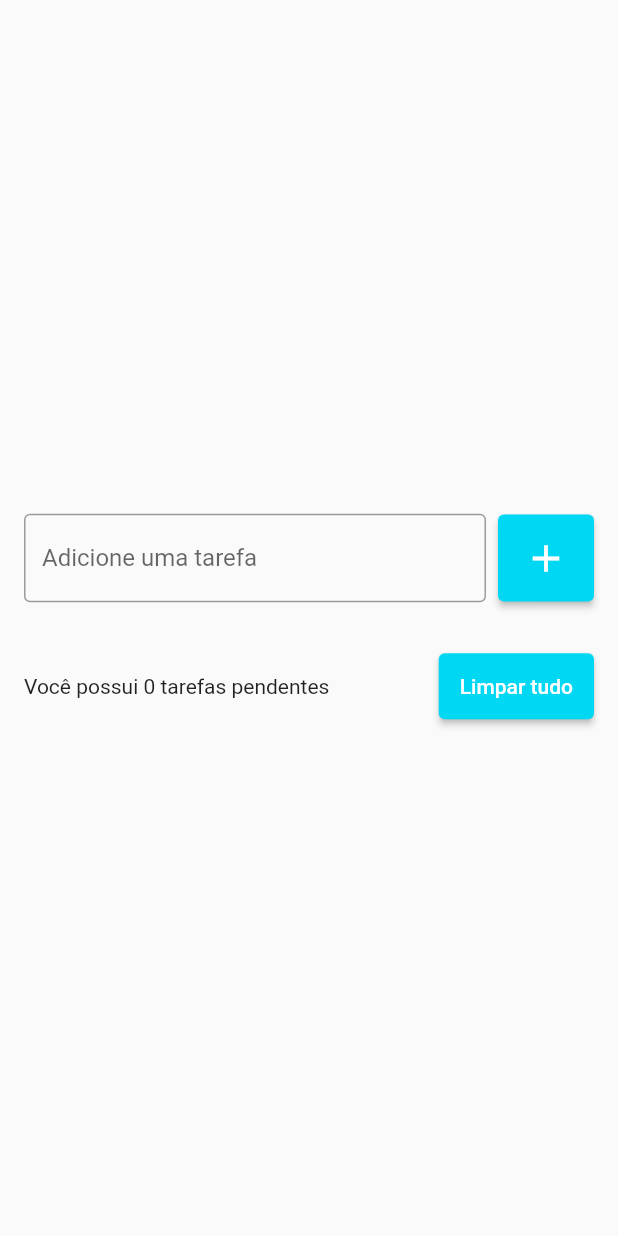
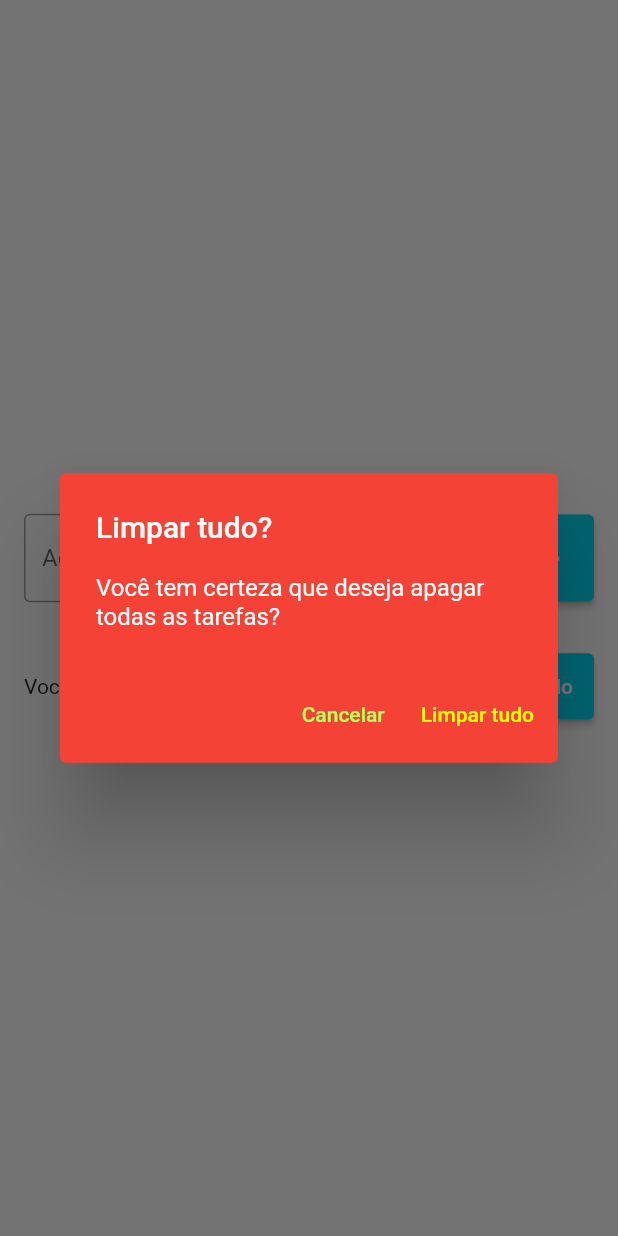
Before and after one commit to malufreirejau/todolistflutter, a Flutter app: the screen it shows after launch, after a tap on "Limpar tudo", on a phone screen of 412 x 824 dp. Run offline on Flutter 3.47's test engine with Material 2 defaults, Android fonts, the phone set to English and light mode, and no system bars; our stand-ins replace flutter_slidable.

Commit message:
deleting all tasks

```diff
--- a/lib/pages/todo_list_page.dart
+++ b/lib/pages/todo_list_page.dart
@@ -48,7 +48,6 @@ class _TodoListPageState extends State<TodoListPage> {
                           Todo newTodo = Todo(
                             title: text,
                             dateTime: DateTime.now(),
-
                           );
                           todos.add(newTodo);
                         });
@@ -87,7 +86,7 @@ class _TodoListPageState extends State<TodoListPage> {
                   ),
                   SizedBox(width: 8),
                   ElevatedButton(
-                    onPressed: () {},
+                    onPressed: showDeleteTodosConfirmationDialog,
                     style: ElevatedButton.styleFrom(
                       primary: Color(0xff00d7f3),
                       padding: EdgeInsets.all(14),
@@ -132,4 +131,45 @@ class _TodoListPageState extends State<TodoListPage> {
       ),
     );
   }
+
+  void showDeleteTodosConfirmationDialog() {
+    showDialog(
+      context: context,
+      builder: (context) => AlertDialog(
+        title: Text(
+          'Limpar tudo?',
+          style: TextStyle(color: Colors.white),
+        ),
+        backgroundColor: Colors.red,
+        content: Text(
+          'Você tem certeza que deseja apagar todas as tarefas?',
+          style: TextStyle(color: Colors.white),
+        ),
+        actions: [
+          TextButton(
+              onPressed: () {
+                Navigator.of(context).pop();
+              },
+              style: TextButton.styleFrom(primary: Colors.lightGreenAccent),
+              child: Text('Cancelar'),
+          ),
+          TextButton(
+              onPressed: () {
+                Navigator.of(context).pop();
+                deleteAllTodos();
+              },
+            style: TextButton.styleFrom(primary: Colors.yellowAccent),
+              child: Text('Limpar tudo'),
+          ),
+        ],
+      ),
+    );
+  }
+
+  void deleteAllTodos() {
+    setState(() {
+      todos.clear();
+    });
+  }
+
 }
```
